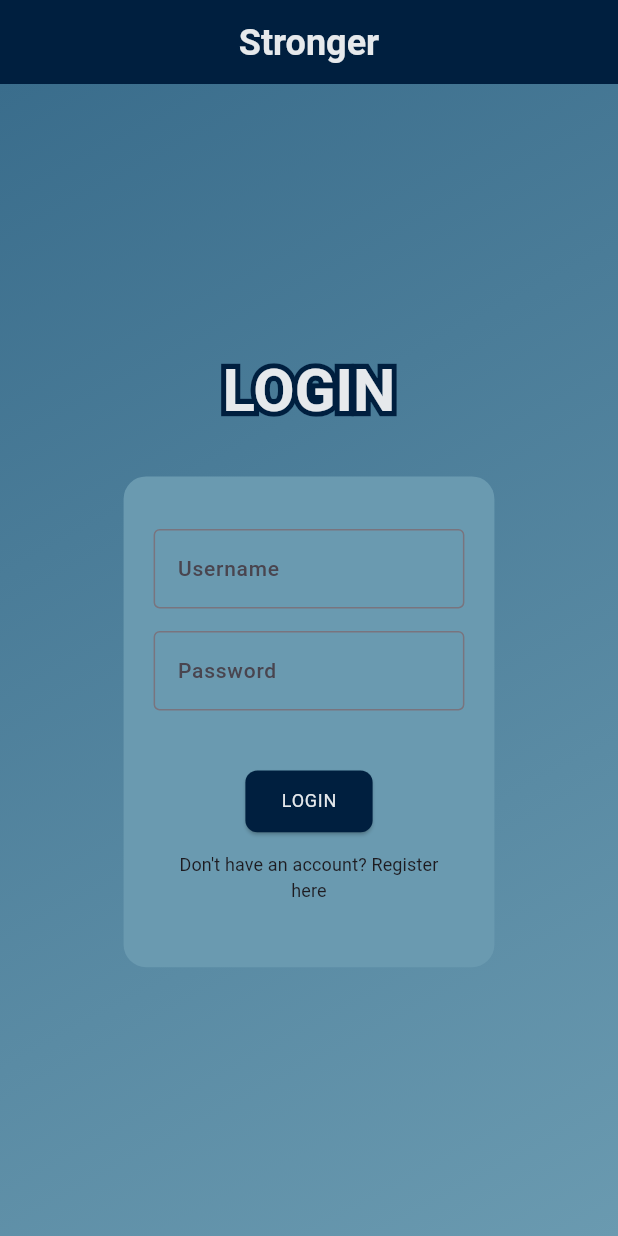
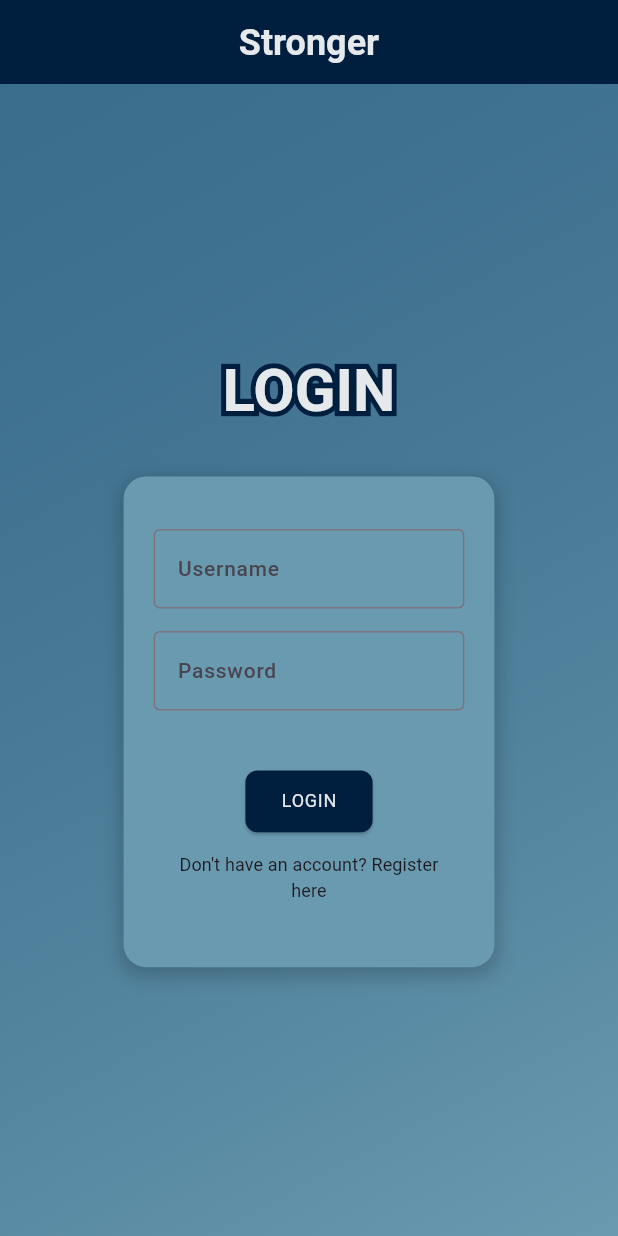
Before and after one commit to namaelsan/stronger, a Flutter app: the screen it shows after launch, on a phone screen of 412 x 824 dp. Run offline on Flutter 3.47's test engine with Material 3 defaults, Android fonts, the phone set to English and light mode, and no system bars; our stand-ins replace shared_preferences.

Commit message:
visual chanes

```diff
--- a/lib/login.dart
+++ b/lib/login.dart
@@ -138,6 +138,14 @@ class _LoginPageState extends State<LoginPage> {
                 decoration: BoxDecoration(
                   borderRadius: BorderRadius.circular(15),
                   color: AppTheme.colorLight2,
+                  boxShadow: [
+                    BoxShadow(
+                      color: Colors.black.withOpacity(0.2), // Shadow color
+                      blurRadius: 10, // Spread of the shadow
+                      spreadRadius: 2, // How much the shadow extends
+                      offset: Offset(0, 4), // Shadow offset (x, y)
+                    )
+                  ]
                 ),
                 width: screenSize.width * 0.6,
                 child: Padding(
--- a/lib/mylib.dart
+++ b/lib/mylib.dart
@@ -77,7 +77,7 @@ class ReusableWidgets {
     return Container(
         decoration: BoxDecoration(
           gradient: LinearGradient(
-            colors: [AppTheme.colorDark2, AppTheme.colorLight2],
+            colors: [AppTheme.colorDark2.withOpacity(0.4), AppTheme.colorLight2],
             begin: Alignment.topLeft,
             end: Alignment.bottomRight,
           ),
--- a/lib/settings.dart
+++ b/lib/settings.dart
@@ -64,7 +64,7 @@ class SettingsPage extends StatelessWidget {
       builder: (context) {
         return AlertDialog(
           backgroundColor: Colors.white.withOpacity(0.9),
-          title: Text("Change User Credentials",style: AppTheme.myTheme.textTheme.headlineSmall?.copyWith(color: Colors.black),),
+          title: Text("Change User Credentials",style: AppTheme.myTheme.textTheme.headlineMedium?.copyWith(color: Colors.black),),
           content: Column(
             mainAxisSize: MainAxisSize.min,
             children: [
--- a/lib/workouts.dart
+++ b/lib/workouts.dart
@@ -48,6 +48,7 @@ class WorkoutsPage extends StatelessWidget {
                   itemBuilder: (context, index) {
                     final workout = workoutProvider.pastWorkouts[index];
                     return Card(
+                      elevation: 4,
                       margin: EdgeInsets.symmetric(vertical: 8.0),
                       child: ListTile(
                         title: Text(workout.title),
```
Also changed, not shown: lib/Programs/createPrograms.dart (+6 -2 lines), lib/Programs/startWorkout.dart (+7 -4 lines).
